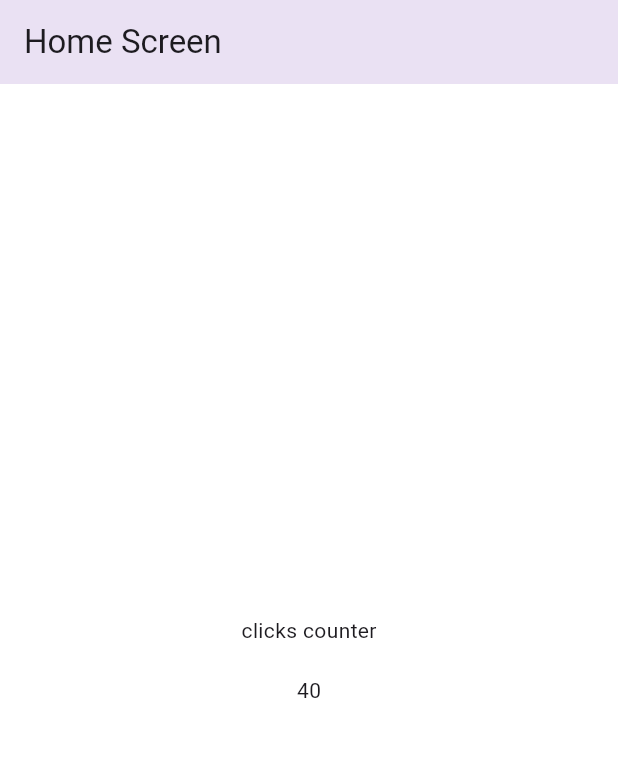
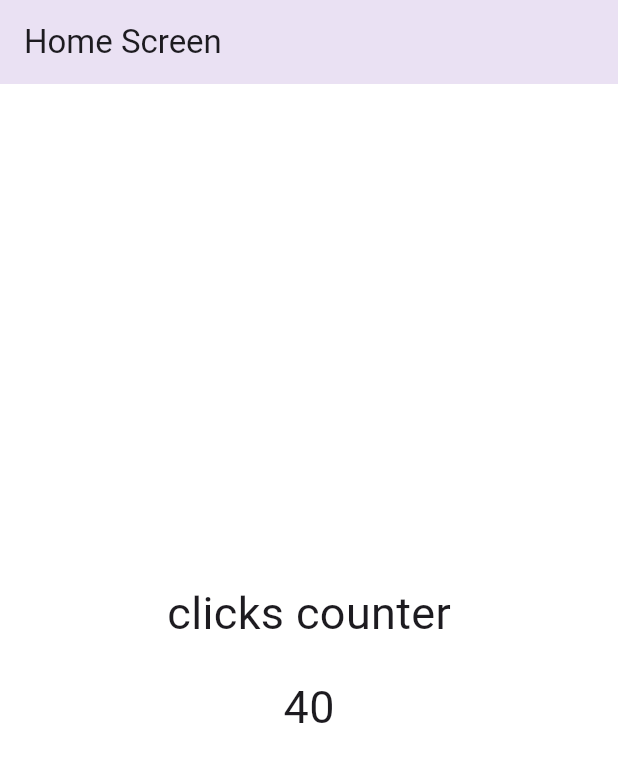
Before and after one commit to diagomezpa/Flutter-Seccion5-Contador, a Flutter app: the screen it shows after launch, on a phone screen of 412 x 824 dp. Shown: the top 762 px of the screen. Run offline on Flutter 3.47's test engine with Material 3 defaults, Android fonts, the phone set to English and light mode, and no system bars.

Commit message:
seccion 5 video 52 Estilos de texto

```diff
--- a/lib/screens/home_screen.dart
+++ b/lib/screens/home_screen.dart
@@ -16,6 +16,8 @@ class HomeScreen extends StatelessWidget {
     // donde podemos agregar otros widgets como AppBar, Drawer, BottomNavigationBar, etc.
     // Scaffold es un widget que proporciona una estructura básica para la aplicación.
 
+    const fontSize30= TextStyle(fontSize: 30); // definimos un estilo de texto para usarlo en varios widgets
+
     return  Scaffold( // le quitamos el const porque el appbar va a cambiar despues de construida la aplicacion porque el por ejemplo puede cambiar el tirulo
       //
       appBar: AppBar(
@@ -28,9 +30,9 @@ class HomeScreen extends StatelessWidget {
       mainAxisAlignment: MainAxisAlignment.center, // centra los widgets en el eje vertical
 
         children: const [
-          Text('clicks counter'),
+          Text('clicks counter',style: fontSize30 ),
           const SizedBox(height: 20), // espacio entre widgets
-          Text('40')
+          Text('40',style: fontSize30)
         ],
       ),
       ),
```
